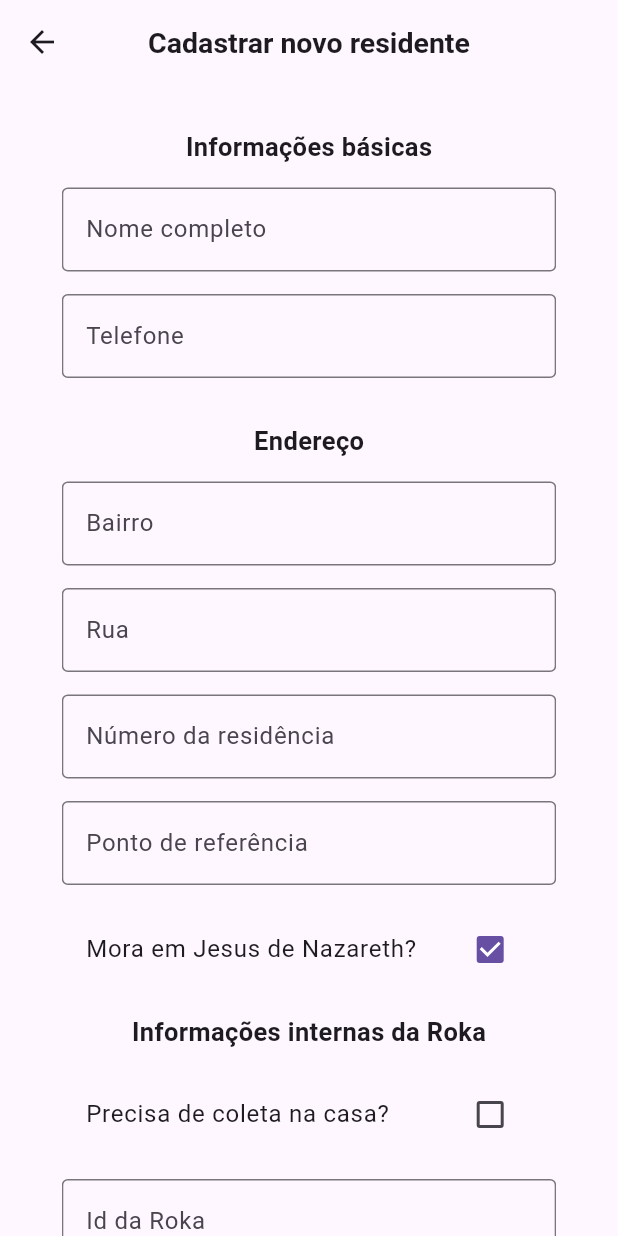
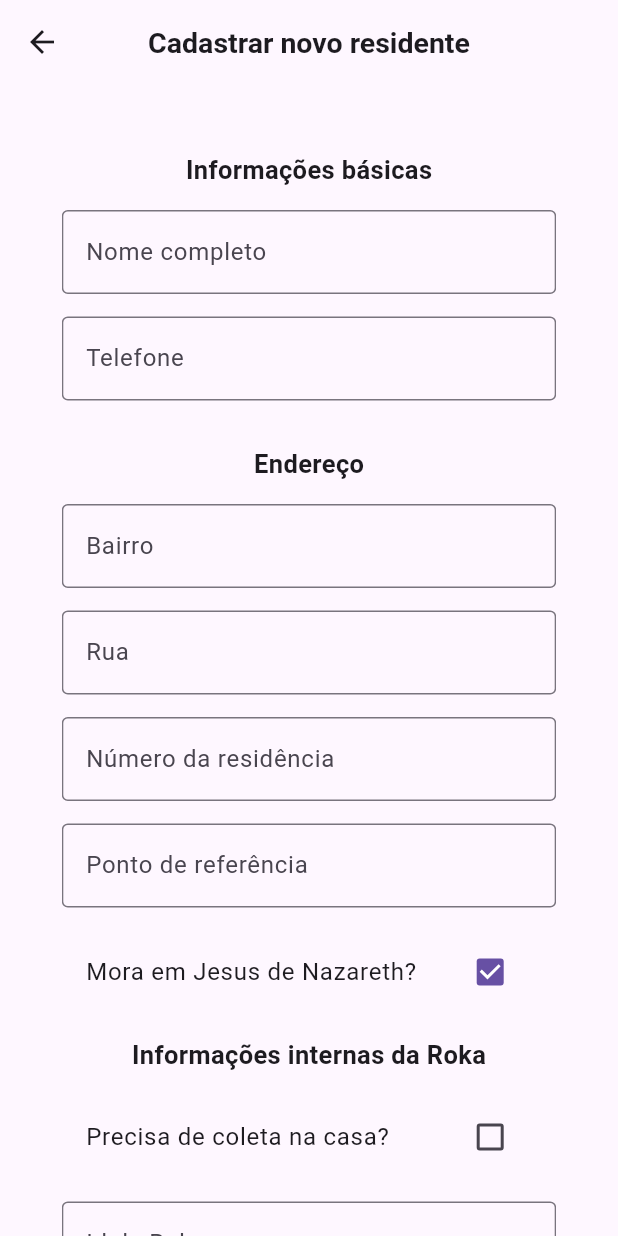
Before and after one commit to mateus-sartorio/roka-data-mobile-client, a Flutter app: the CreateResidentPage screen opened directly, on a phone screen of 412 x 824 dp. Run offline on Flutter 3.47's test engine with Material 3 defaults, Android fonts, the phone set to English and light mode, and no system bars; our stand-ins replace flutter_animate, flutter_slidable, font_awesome_flutter, google_nav_bar, hive, hive_flutter and 2 more; accounts and stored records are empty; generated files the repository leaves out were written again; network calls fail.

Commit message:
small visual improvements to list of residents and details of resident pages

```diff
--- a/lib/pages/create_resident_page.dart
+++ b/lib/pages/create_resident_page.dart
@@ -509,7 +509,7 @@ class _CreateResidentPageState extends State<CreateResidentPage> {
                   ],
                 ),
                 Visibility(
-                  visible: showTags && widget.showCoin,
+                  visible: showTags && (widget.showCoin || widget.showBag),
                   child: const SizedBox(
                     height: 15,
                   ),
@@ -589,7 +589,7 @@ class _CreateResidentPageState extends State<CreateResidentPage> {
                       ],
                     )),
                 const SizedBox(
-                  height: 15,
+                  height: 30,
                 ),
                 const Text(
                   "Informações básicas",
```
Also changed, not shown: lib/pages/residents_page.dart (+4 -7 lines), lib/pages/residents_that_need_collect_in_the_house_page.dart (+4 -7 lines).
